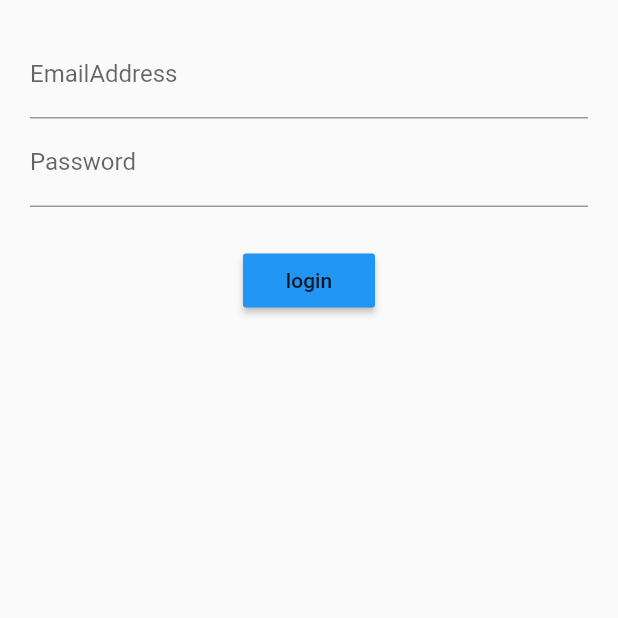
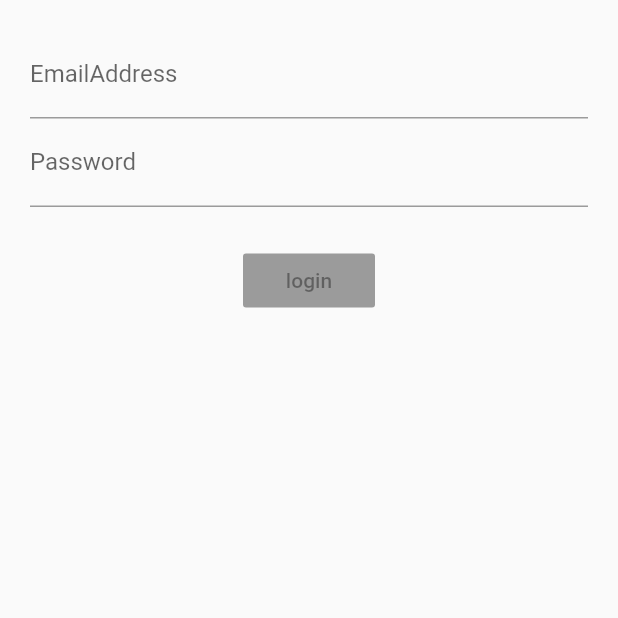
Before and after one commit to karthik98765/login_bloc, a Flutter app: the screen it shows after launch, on a phone screen of 412 x 824 dp, the top half of it. Run offline on Flutter 3.47's test engine with Material 2 defaults, Android fonts, the phone set to English and light mode, and no system bars; our stand-ins replace rxdart.

```diff
--- a/lib/src/blocs/bloc.dart
+++ b/lib/src/blocs/bloc.dart
@@ -1,15 +1,26 @@
 import 'dart:async';
+
 import 'validator.dart';
+import 'package:rxdart/rxdart.dart';
 
 class Bloc extends Object with Validators {
-  final _email = StreamController<String>();
-  final _password = StreamController<String>();
+  final _email = BehaviorSubject<String>();
+  final _password = BehaviorSubject<String>();
 
   Stream<String> get email => _email.stream.transform(validateEmail);
   Stream<String> get password => _password.stream.transform(validatePassword);
+  Stream<bool> get submitValid => Observable.combineLatest2(email, password, (e, p) => true);
 
   Function(String) get changeEmail => _email.sink.add;
   Function(String) get changePassword => _password.sink.add;
+
+  submit() {
+    final validEmail = _email.value;
+    final validPassword = _password.value;
+
+    print('Email is $validEmail');
+    print('Password is $validPassword');
+  }
 
   dispose() {
     _email.close();
--- a/lib/src/screens/login_screen.dart
+++ b/lib/src/screens/login_screen.dart
@@ -13,7 +13,7 @@ class LoginScreen extends StatelessWidget {
           emailField(bloc),
           passwordField(bloc),
           Container(margin: EdgeInsets.only(top: 25.0)),
-          SubmitButton(),
+          SubmitButton(bloc),
         ],
       ),
     );
@@ -52,11 +52,16 @@ class LoginScreen extends StatelessWidget {
     );
   }
 
-  Widget SubmitButton() {
-    return RaisedButton(
-      child: Text('login'),
-      color: Colors.blue,
-      onPressed: () {},
+  Widget SubmitButton(Bloc bloc) {
+    return StreamBuilder(
+      stream: bloc.submitValid,
+      builder: (context, snapshot) {
+        return RaisedButton(
+          child: Text('login'),
+          color: Colors.blue,
+          onPressed: snapshot.hasData ? bloc.submit : null,
+        );
+      },
     );
   }
 }
```
Also changed, not shown: pubspec.yaml (+1 -9 lines), pubspec.lock.
